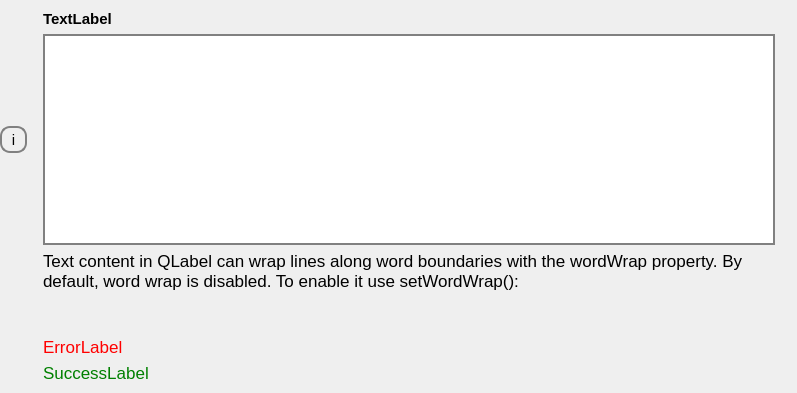
Qt form fim/gui/form/textarea.ui (b-lack/qgis-fim-plugin) before a commit.
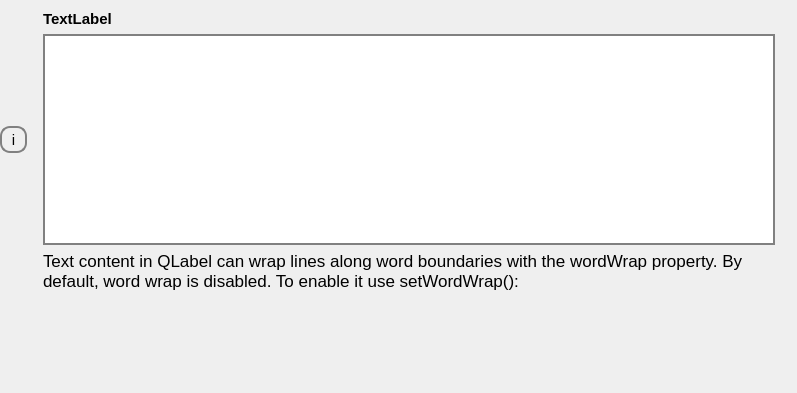
The same form after that commit.

Patch:
```diff
--- a/fim/gui/form/textarea.ui
+++ b/fim/gui/form/textarea.ui
@@ -61,6 +61,9 @@
    </item>
    <item row="5" column="2">
     <widget class="QLabel" name="lfbTextFieldSuccess">
+     <property name="enabled">
+      <bool>false</bool>
+     </property>
      <property name="font">
       <font>
        <pointsize>13</pointsize>
@@ -70,7 +73,7 @@
       <string notr="true">color: green;</string>
      </property>
      <property name="text">
-      <string>SuccessLabel</string>
+      <string/>
      </property>
      <property name="wordWrap">
       <bool>true</bool>
@@ -102,6 +105,9 @@
    </item>
    <item row="4" column="2">
     <widget class="QLabel" name="lfbTextFieldError">
+     <property name="enabled">
+      <bool>false</bool>
+     </property>
      <property name="font">
       <font>
        <pointsize>13</pointsize>
@@ -111,7 +117,7 @@
       <string notr="true">color: red;</string>
      </property>
      <property name="text">
-      <string>ErrorLabel</string>
+      <string/>
      </property>
      <property name="wordWrap">
       <bool>true</bool>
```
Left out of the diff: 2 changed lines with no effect on the pictures.
